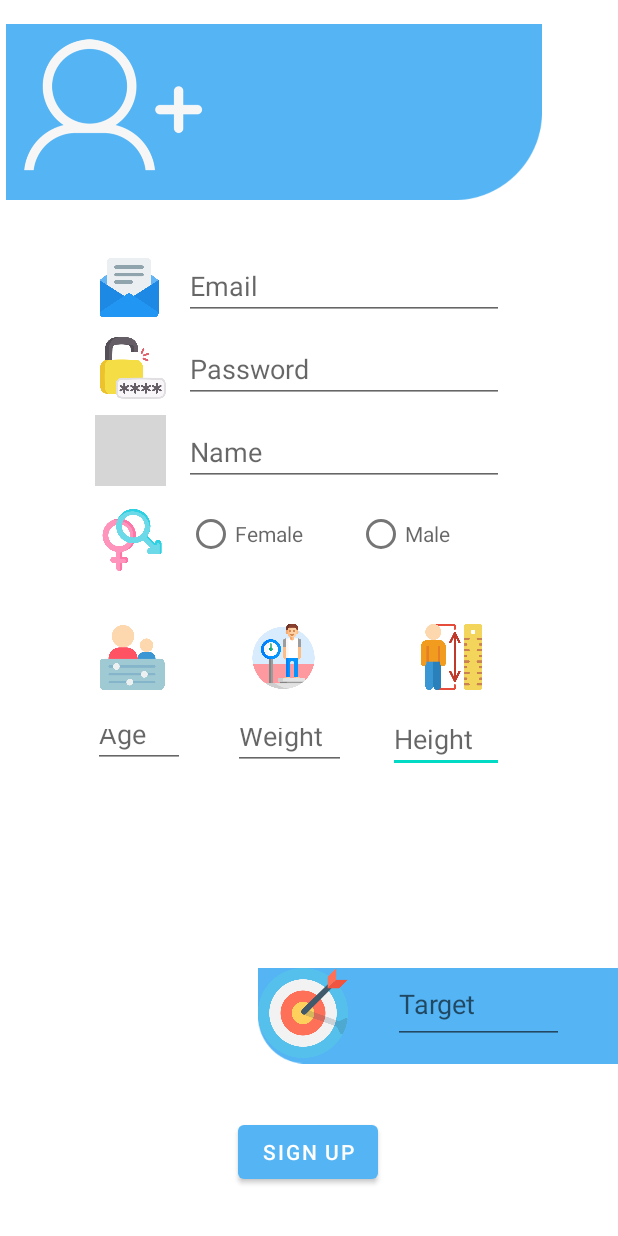
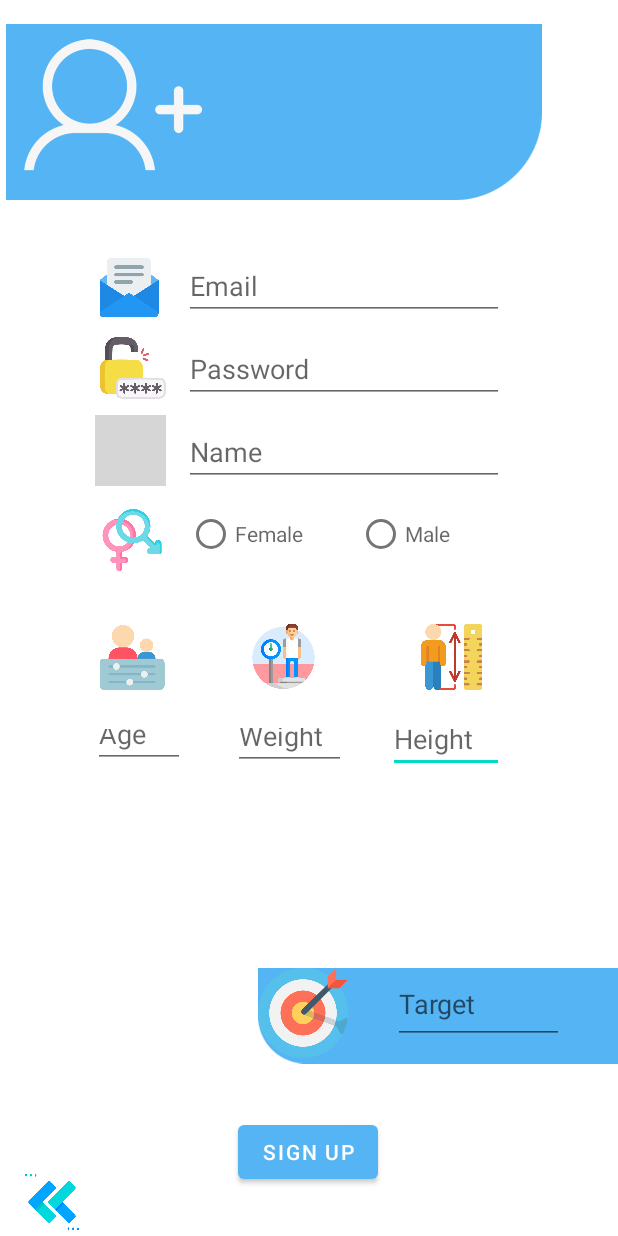
Before and after one commit to SalsabeelH/ProjectMobileApps, an Android app: the SignUpActivity screen opened directly, with no data from a screen before it, on a phone screen of 412 x 824 dp. Run offline under Robolectric (Android 15) with nearby library versions, the phone set to English and light mode, and no system bars; 1 statement that could not run was skipped; grey boxes are pictures that could not be loaded.

Commit message:
add return to sign in screen button

```diff
--- a/app/src/main/java/birzeit/edu/projectmobileapps/ui/SignUpActivity.java
+++ b/app/src/main/java/birzeit/edu/projectmobileapps/ui/SignUpActivity.java
@@ -7,6 +7,7 @@ import android.os.Bundle;
 import android.view.View;
 import android.widget.Button;
 import android.widget.EditText;
+import android.widget.ImageView;
 import android.widget.RadioButton;
 import android.widget.RadioGroup;
 import android.widget.Toast;
@@ -24,6 +25,7 @@ public class SignUpActivity extends AppCompatActivity {
     private EditText editTextHeight;
     private EditText editTextWeight;
     private EditText editTextTarget;
+    private ImageView btnReturnToMain;
     private Button signup_home;
     SharedPrefManager sharedPrefManager;
 
@@ -45,6 +47,7 @@ public class SignUpActivity extends AppCompatActivity {
         rdGroup = findViewById(R.id.radioGroup);
         editTextTarget = findViewById(R.id.txt_target);
         signup_home = findViewById(R.id.btn_signup_home);
+        btnReturnToMain = findViewById(R.id.btn_to_main);
         sharedPrefManager = SharedPrefManager.getInstance(this);
     }
 
@@ -90,6 +93,15 @@ public class SignUpActivity extends AppCompatActivity {
                 }
             }
         });
+
+        btnReturnToMain.setOnClickListener(new View.OnClickListener() {
+            @Override
+            public void onClick(View view) {
+                Intent intent=new Intent(SignUpActivity.this, LogInActivity.class);
+                startActivity(intent);
+                finish();
+            }
+        });
     }
     private String dataValidation(String email, String password, String name, String gender, int age, int height, int weight, int targetWeight){
         if (email.length() == 0 || !email.contains("@"))
--- a/app/src/main/res/layout/activity_sign_up.xml
+++ b/app/src/main/res/layout/activity_sign_up.xml
@@ -5,6 +5,18 @@
     android:layout_width="match_parent"
     android:layout_height="match_parent"
     tools:context=".ui.SignUpActivity">
+
+    <ImageView
+        android:id="@+id/btn_to_main"
+        android:layout_width="65dp"
+        android:layout_height="37dp"
+        android:layout_marginBottom="4dp"
+        android:rotation="180"
+        app:layout_constraintBottom_toBottomOf="parent"
+        app:layout_constraintEnd_toEndOf="parent"
+        app:layout_constraintHorizontal_bias="0.005"
+        app:layout_constraintStart_toStartOf="parent"
+        app:srcCompat="@drawable/right_arrow" />
 
     <ImageView
         android:id="@+id/heightImageView"
```
